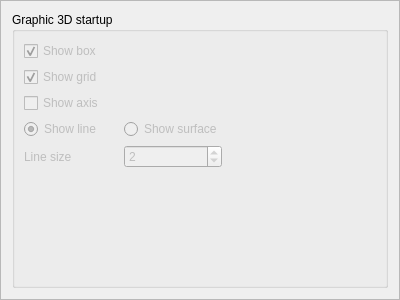
Before: the Qt Designer form src/plugins/displayGraphic3D/displaygraphic3doptionsframe.ui in shujaatak/gpsbook, drawn with Qt 5.
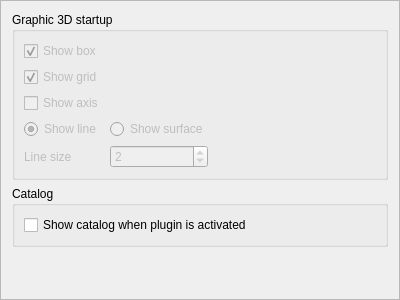
After: the same form once the commit is applied.

Commit message: Improve code. Add translation to French. Add RawEditor plugin.

```diff
--- a/src/plugins/displayGraphic3D/displaygraphic3doptionsframe.ui
+++ b/src/plugins/displayGraphic3D/displaygraphic3doptionsframe.ui
@@ -74,19 +74,6 @@
         </property>
        </widget>
       </item>
-      <item row="5" column="0">
-       <spacer name="verticalSpacer">
-        <property name="orientation">
-         <enum>Qt::Vertical</enum>
-        </property>
-        <property name="sizeHint" stdset="0">
-         <size>
-          <width>94</width>
-          <height>96</height>
-         </size>
-        </property>
-       </spacer>
-      </item>
       <item row="3" column="0">
        <widget class="QRadioButton" name="radioButton">
         <property name="enabled">
@@ -146,6 +133,35 @@
      </layout>
     </widget>
    </item>
+   <item>
+    <widget class="QGroupBox" name="groupBoxCatalog">
+     <property name="title">
+      <string>Catalog</string>
+     </property>
+     <layout class="QVBoxLayout" name="verticalLayout_2">
+      <item>
+       <widget class="QCheckBox" name="checkBoxShowCatalog">
+        <property name="text">
+         <string>Show catalog when plugin is activated</string>
+        </property>
+       </widget>
+      </item>
+     </layout>
+    </widget>
+   </item>
+   <item>
+    <spacer name="verticalSpacer">
+     <property name="orientation">
+      <enum>Qt::Vertical</enum>
+     </property>
+     <property name="sizeHint" stdset="0">
+      <size>
+       <width>94</width>
+       <height>96</height>
+      </size>
+     </property>
+    </spacer>
+   </item>
   </layout>
  </widget>
  <resources/>
```
The commit also changes 56 other files.
